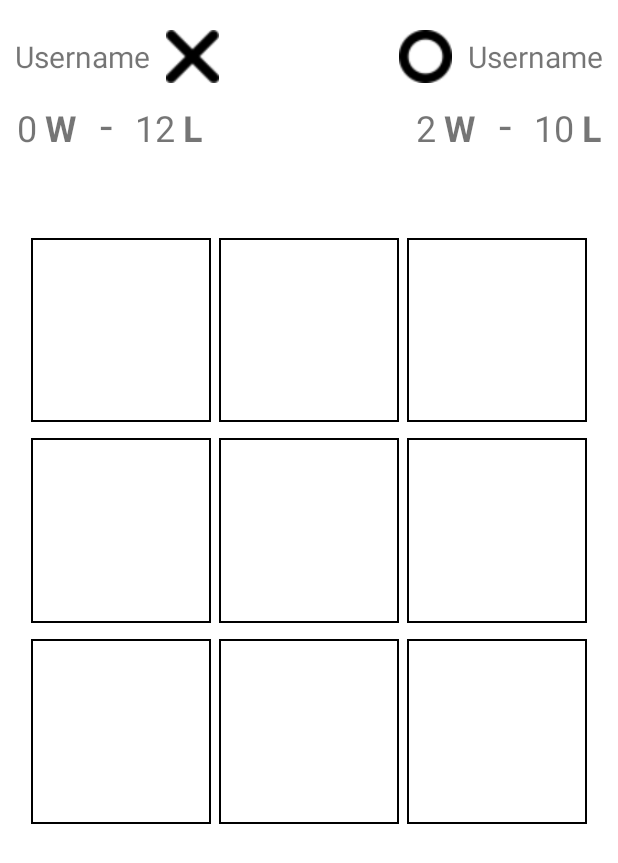
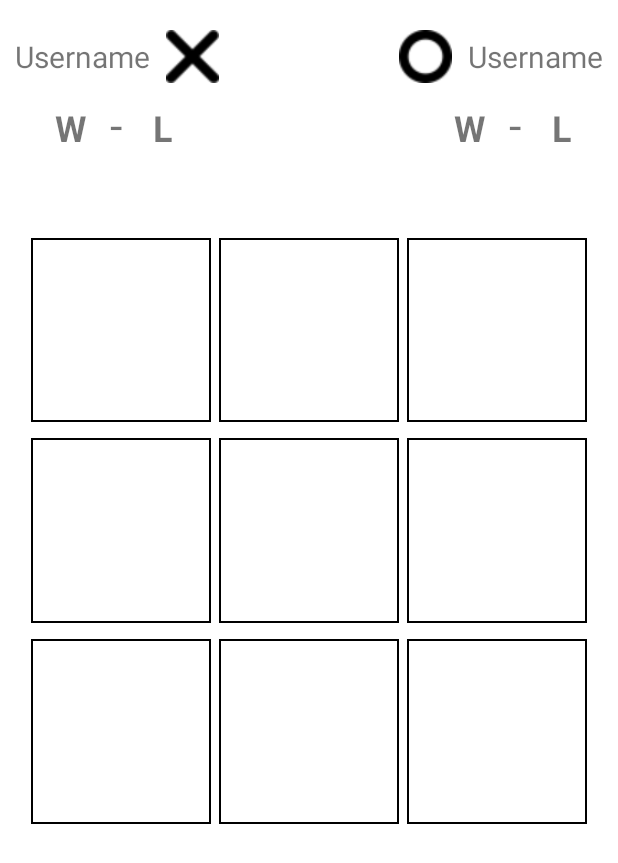
Before and after one commit to cuong11996/TicTacToeAndroid, an Android app: the screen it shows after launch once a user with an empty profile is signed in (GamePlay), after a tap on "Find match", on a phone screen of 412 x 824 dp. Shown: the top 863 px of the screen. Run offline under Robolectric (Android 15) with nearby library versions, the phone set to English and light mode, and no system bars; our stand-ins replace Firebase (no records; nobody signed in at launch, a user with empty details on screens opened directly).

Commit message:
Change layout color

```diff
--- a/app/src/main/res/layout/activity_game_play.xml
+++ b/app/src/main/res/layout/activity_game_play.xml
@@ -65,7 +65,7 @@
                     android:id="@+id/xWinNo"
                     android:layout_width="wrap_content"
                     android:layout_height="wrap_content"
-                    android:text="0"
+                    android:text=""
                     android:textSize="24sp" />
 
                 <TextView
@@ -90,7 +90,7 @@
                     android:layout_width="wrap_content"
                     android:layout_height="wrap_content"
                     android:layout_marginStart="15dp"
-                    android:text="12"
+                    android:text=""
                     android:textSize="24sp" />
 
                 <TextView
@@ -166,7 +166,7 @@
                     android:id="@+id/yWinNo"
                     android:layout_width="wrap_content"
                     android:layout_height="wrap_content"
-                    android:text="2"
+                    android:text=""
                     android:textSize="24sp" />
 
                 <TextView
@@ -189,7 +189,7 @@
                     android:layout_width="wrap_content"
                     android:layout_height="wrap_content"
                     android:layout_marginStart="15dp"
-                    android:text="10"
+                    android:text=""
                     android:textSize="24sp" />
 
                 <TextView
@@ -346,6 +346,8 @@
             android:layout_marginEnd="60dp"
             android:layout_marginStart="60dp"
             android:layout_height="wrap_content"
+            android:backgroundTint="@color/buttonBackgroundColor"
+            android:elevation="@dimen/cardview_default_elevation"
             app:layout_constraintBottom_toBottomOf="parent"
             app:layout_constraintEnd_toEndOf="parent"
             app:layout_constraintStart_toStartOf="parent"
@@ -363,6 +365,7 @@
                     android:layout_height="wrap_content"
                     android:text="You"
                     android:textSize="36sp"
+                    android:textColor="@color/textColor"
                     android:textStyle="bold"/>
 
                 <TextView
@@ -370,6 +373,7 @@
                     android:layout_width="wrap_content"
                     android:layout_height="wrap_content"
                     android:text="Lost"
+                    android:textColor="@color/textColor"
                     android:layout_marginStart="7dp"
                     android:textSize="36sp"
                     android:textStyle="bold"/>
@@ -386,6 +390,7 @@
                     android:layout_width="match_parent"
                     android:layout_height="wrap_content"
                     android:text="12"
+                    android:textColor="@color/textColor"
                     android:layout_gravity="center"
                     android:textSize="28sp" />
 
@@ -393,6 +398,7 @@
                     android:layout_width="wrap_content"
                     android:layout_height="wrap_content"
                     android:text="Turns"
+                    android:textColor="@color/textColor"
                     android:layout_gravity="center"
                     android:layout_marginStart="7dp"
                     android:textSize="28sp" />
@@ -412,7 +418,8 @@
                     android:id="@+id/updatedWinNo"
                     android:layout_width="wrap_content"
                     android:layout_height="wrap_content"
-                    android:text="0"
+                    android:text=""
+                    android:textColor="@color/textColor"
                     android:textSize="24sp" />
 
                 <TextView
@@ -420,6 +427,7 @@
                     android:layout_height="wrap_content"
                     android:layout_marginStart="5dp"
                     android:text="W"
+                    android:textColor="@color/textColor"
                     android:textSize="24sp"
                     android:textStyle="bold" />
 
@@ -428,6 +436,7 @@
                     android:layout_height="wrap_content"
                     android:layout_marginStart="15dp"
                     android:text="-"
+                    android:textColor="@color/textColor"
                     android:textSize="30sp" />
 
                 <TextView
@@ -435,7 +444,8 @@
                     android:layout_width="wrap_content"
                     android:layout_height="wrap_content"
                     android:layout_marginStart="15dp"
-                    android:text="13"
+                    android:text=""
+                    android:textColor="@color/textColor"
                     android:textSize="24sp" />
 
                 <TextView
@@ -443,6 +453,7 @@
                     android:layout_height="wrap_content"
                     android:layout_marginStart="5dp"
                     android:text="L"
+                    android:textColor="@color/textColor"
                     android:textSize="24sp"
                     android:textStyle="bold" />
             </LinearLayout>
--- a/app/src/main/res/layout/activity_main_menu.xml
+++ b/app/src/main/res/layout/activity_main_menu.xml
@@ -103,7 +103,7 @@
             android:layout_width="wrap_content"
             android:layout_height="wrap_content"
             android:layout_marginStart="15dp"
-            android:text="12"
+            android:text="0"
             android:textColor="@color/textColorInside"
             android:textSize="24sp" />
 
@@ -216,7 +216,7 @@
                 android:layout_width="wrap_content"
                 android:layout_height="wrap_content"
                 android:layout_marginStart="15dp"
-                android:text="13"
+                android:text="0"
                 android:textSize="24sp" />
 
             <TextView
```
